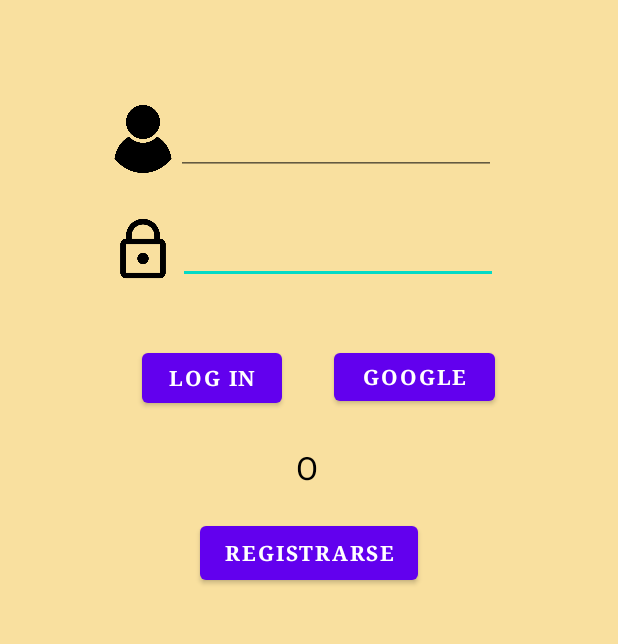
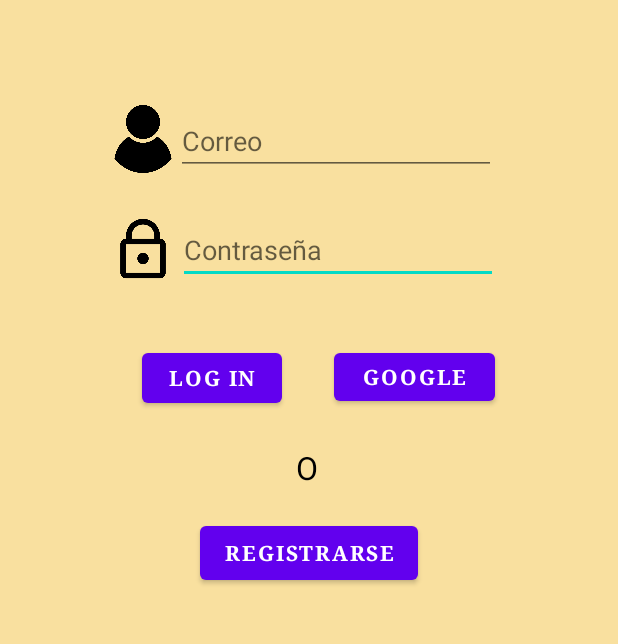
Before and after one commit to joexor/ExcoApp, an Android app: the screen it shows after launch (MainActivity), on a phone screen of 412 x 824 dp, the part 398-1042 px from its top. Run offline under Robolectric (Android 15) with nearby library versions, the phone set to English and light mode, and no system bars; our stand-ins replace Firebase (no records; nobody signed in at launch, a user with empty details on screens opened directly).

Commit message:
Placeholder en Inici Sessio

```diff
--- a/app/src/main/java/com/JoexorArcofe/excoapp/Registre.kt
+++ b/app/src/main/java/com/JoexorArcofe/excoapp/Registre.kt
@@ -64,7 +64,7 @@
                         }else{
                     val builder = AlertDialog.Builder(this)
                     builder.setTitle("Error")
-                    builder.setMessage("La contrasña no coincide")
+                    builder.setMessage("La contraseña no coincide")
                     builder.setPositiveButton("Aceptar",null)
                     val dialog: AlertDialog = builder.create()
                     dialog.show()
--- a/app/src/main/res/layout/activity_main.xml
+++ b/app/src/main/res/layout/activity_main.xml
@@ -70,6 +70,7 @@
         android:layout_height="wrap_content"
         android:ems="10"
         android:inputType="textPassword"
+        android:hint="Contraseña"
         app:layout_constraintBottom_toBottomOf="parent"
         app:layout_constraintEnd_toEndOf="parent"
         app:layout_constraintHorizontal_bias="0.597"
@@ -83,6 +84,7 @@
         android:layout_height="wrap_content"
         android:ems="10"
         android:inputType="textEmailAddress"
+        android:hint="Correo"
         app:layout_constraintBottom_toBottomOf="parent"
         app:layout_constraintEnd_toEndOf="parent"
         app:layout_constraintHorizontal_bias="0.592"
```
